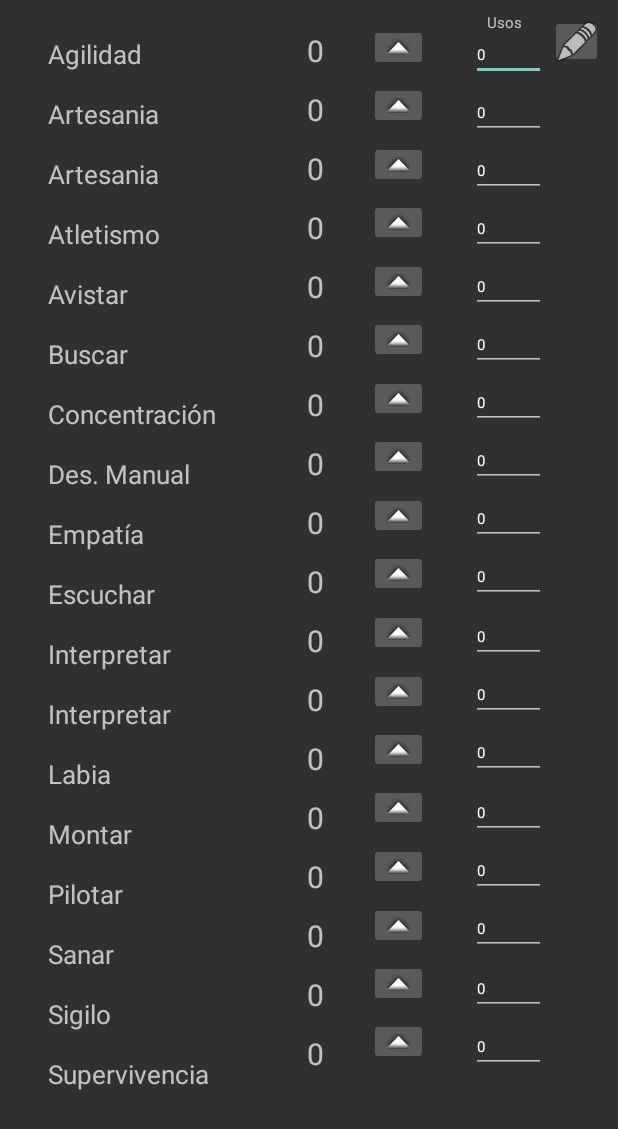
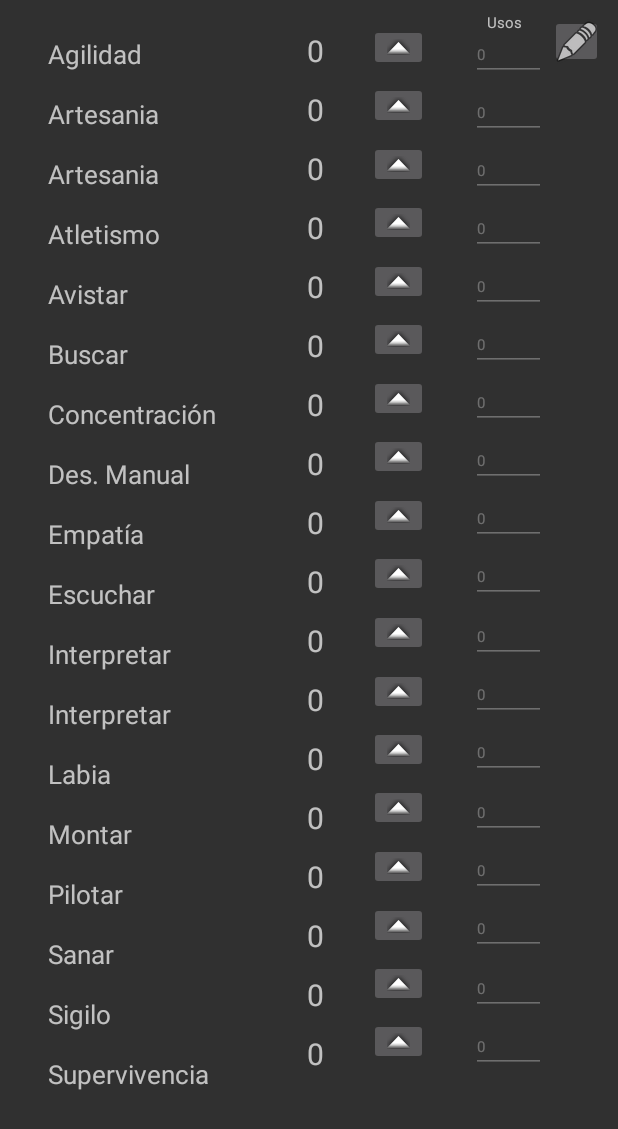
Before and after one commit to GCorbella/diario_de_aventura, an Android app: the Habilidades screen opened directly, with no data from a screen before it, on a phone screen of 412 x 824 dp. Shown: the top 1129 px of the screen. Run offline under Robolectric (Android 15) with nearby library versions, the phone set to English and light mode, and no system bars.

Commit message:
Creada pantalla de configuracion de personaje. Funcionalidad para editar los usos de Habilidades activa.

```diff
--- a/app/src/main/AndroidManifest.xml
+++ b/app/src/main/AndroidManifest.xml
@@ -14,6 +14,9 @@
         android:theme="@style/Theme.Diario_aventura"
         tools:targetApi="31">
         <activity
+            android:name=".ConfiguracionPJ"
+            android:exported="false" />
+        <activity
             android:name=".Inventario"
             android:exported="false" />
         <activity
@@ -26,7 +29,7 @@
             android:name=".ResumenFicha"
             android:exported="false" />
         <activity
-            android:name=".configuracion"
+            android:name=".Configuracion"
             android:exported="false" />
         <activity
             android:name=".MainActivity"
--- a/app/src/main/java/com/example/diario_aventura/configuracion.kt
+++ b/app/src/main/java/com/example/diario_aventura/Configuracion.kt
@@ -3,7 +3,7 @@ package com.example.diario_aventura
 import androidx.appcompat.app.AppCompatActivity
 import android.os.Bundle
 
-class configuracion : AppCompatActivity() {
+class Configuracion : AppCompatActivity() {
     override fun onCreate(savedInstanceState: Bundle?) {
         super.onCreate(savedInstanceState)
         setContentView(R.layout.pnt_configuracion)
--- a/app/src/main/java/com/example/diario_aventura/Habilidades.kt
+++ b/app/src/main/java/com/example/diario_aventura/Habilidades.kt
@@ -2,11 +2,46 @@ package com.example.diario_aventura
 
 import androidx.appcompat.app.AppCompatActivity
 import android.os.Bundle
-import com.example.diario_aventura.R
+import android.widget.EditText
+import android.widget.ImageButton
 
-class Habilidades : AppCompatActivity() {
+class Habilidades() : AppCompatActivity() {
     override fun onCreate(savedInstanceState: Bundle?) {
         super.onCreate(savedInstanceState)
         setContentView(R.layout.pnt_habilidades)
+
+        var editTextArray = arrayOf(
+            findViewById<EditText>(R.id.etxt_u_agilidad),
+            findViewById<EditText>(R.id.etxt_u_artesania1),
+            findViewById<EditText>(R.id.etxt_u_artesania2),
+            findViewById<EditText>(R.id.etxt_u_atletismo),
+            findViewById<EditText>(R.id.etxt_u_avistar),
+            findViewById<EditText>(R.id.etxt_u_buscar),
+            findViewById<EditText>(R.id.etxt_u_concentracion),
+            findViewById<EditText>(R.id.etxt_u_des_manual),
+            findViewById<EditText>(R.id.etxt_u_empatia),
+            findViewById<EditText>(R.id.etxt_u_escuchar),
+            findViewById<EditText>(R.id.etxt_u_interpretar1),
+            findViewById<EditText>(R.id.etxt_u_interpretar2),
+            findViewById<EditText>(R.id.etxt_u_labia),
+            findViewById<EditText>(R.id.etxt_u_montar),
+            findViewById<EditText>(R.id.etxt_u_pilotar),
+            findViewById<EditText>(R.id.etxt_u_sanar),
+            findViewById<EditText>(R.id.etxt_u_sigilo),
+            findViewById<EditText>(R.id.etxt_u_supervivencia)
+        )
+
+        val btnEditarUsos = findViewById<ImageButton>(R.id.btn_editarusos_h)
+
+        btnEditarUsos.setOnClickListener {
+            // Cambia el estado de edición del EditText
+            for (eTxt in editTextArray) {
+                eTxt.isEnabled = !eTxt.isEnabled
+
+                if (eTxt.isEnabled) {
+                    //Guardar en base de datos
+                }
+            }
+        }
     }
 }
--- a/app/src/main/java/com/example/diario_aventura/MainActivity.kt
+++ b/app/src/main/java/com/example/diario_aventura/MainActivity.kt
@@ -13,7 +13,7 @@ class MainActivity : AppCompatActivity() {
 
         val btnConfiguracion = findViewById<ImageButton>(R.id.btn_conf)
         btnConfiguracion.setOnClickListener {
-            val intent = Intent(this, configuracion::class.java)
+            val intent = Intent(this, Configuracion::class.java)
             startActivity(intent)
         }
 
--- a/app/src/main/res/layout/pnt_configuracion.xml
+++ b/app/src/main/res/layout/pnt_configuracion.xml
@@ -4,7 +4,7 @@
     xmlns:tools="http://schemas.android.com/tools"
     android:layout_width="match_parent"
     android:layout_height="match_parent"
-    tools:context=".configuracion">
+    tools:context=".Configuracion">
 
     <Button
         android:id="@+id/btn_nv_pj"
--- a/app/src/main/res/layout/pnt_habilidades.xml
+++ b/app/src/main/res/layout/pnt_habilidades.xml
@@ -600,9 +600,10 @@
         android:layout_marginTop="19dp"
         android:layout_marginEnd="48dp"
         android:ems="10"
-        android:inputType="textPersonName"
+        android:inputType="number"
         android:text="0"
         android:textSize="10sp"
+        android:enabled="false"
         app:layout_constraintEnd_toEndOf="parent"
         app:layout_constraintTop_toTopOf="parent" />
 
@@ -613,9 +614,10 @@
         android:layout_marginTop="4dp"
         android:layout_marginEnd="48dp"
         android:ems="10"
-        android:inputType="textPersonName"
+        android:inputType="number"
         android:text="0"
         android:textSize="10sp"
+        android:enabled="false"
         app:layout_constraintEnd_toEndOf="parent"
         app:layout_constraintTop_toBottomOf="@+id/etxt_u_agilidad" />
 
@@ -626,9 +628,10 @@
         android:layout_marginTop="4dp"
         android:layout_marginEnd="48dp"
         android:ems="10"
-        android:inputType="textPersonName"
+        android:inputType="number"
         android:text="0"
         android:textSize="10sp"
+        android:enabled="false"
         app:layout_constraintEnd_toEndOf="parent"
         app:layout_constraintTop_toBottomOf="@+id/etxt_u_artesania1" />
 
@@ -639,9 +642,10 @@
         android:layout_marginTop="4dp"
         android:layout_marginEnd="48dp"
         android:ems="10"
-        android:inputType="textPersonName"
+        android:inputType="number"
         android:text="0"
         android:textSize="10sp"
+        android:enabled="false"
         app:layout_constraintEnd_toEndOf="parent"
         app:layout_constraintTop_toBottomOf="@+id/etxt_u_artesania2" />
 
@@ -652,9 +656,10 @@
         android:layout_marginTop="4dp"
         android:layout_marginEnd="48dp"
         android:ems="10"
-        android:inputType="textPersonName"
+        android:inputType="number"
         android:text="0"
         android:textSize="10sp"
+        android:enabled="false"
         app:layout_constraintEnd_toEndOf="parent"
         app:layout_constraintTop_toBottomOf="@+id/etxt_u_atletismo" />
 
@@ -665,9 +670,10 @@
         android:layout_marginTop="4dp"
         android:layout_marginEnd="48dp"
         android:ems="10"
-        android:inputType="textPersonName"
+        android:inputType="number"
         android:text="0"
         android:textSize="10sp"
+        android:enabled="false"
         app:layout_constraintEnd_toEndOf="parent"
         app:layout_constraintTop_toBottomOf="@+id/etxt_u_avistar" />
 
@@ -678,9 +684,10 @@
         android:layout_marginTop="4dp"
         android:layout_marginEnd="48dp"
         android:ems="10"
-        android:inputType="textPersonName"
+        android:inputType="number"
         android:text="0"
         android:textSize="10sp"
+        android:enabled="false"
         app:layout_constraintEnd_toEndOf="parent"
         app:layout_constraintTop_toBottomOf="@+id/etxt_u_buscar" />
 
@@ -691,9 +698,10 @@
         android:layout_marginTop="4dp"
         android:layout_marginEnd="48dp"
         android:ems="10"
-        android:inputType="textPersonName"
+        android:inputType="number"
         android:text="0"
         android:textSize="10sp"
+        android:enabled="false"
         app:layout_constraintEnd_toEndOf="parent"
         app:layout_constraintTop_toBottomOf="@+id/etxt_u_concentracion" />
 
@@ -704,9 +712,10 @@
         android:layout_marginTop="4dp"
         android:layout_marginEnd="48dp"
         android:ems="10"
-        android:inputType="textPersonName"
+        android:inputType="number"
         android:text="0"
         android:textSize="10sp"
+        android:enabled="false"
         app:layout_constraintEnd_toEndOf="parent"
         app:layout_constraintTop_toBottomOf="@+id/etxt_u_des_manual" />
 
@@ -717,9 +726,10 @@
         android:layout_marginTop="4dp"
         android:layout_marginEnd="48dp"
         android:ems="10"
-        android:inputType="textPersonName"
+        android:inputType="number"
         android:text="0"
         android:textSize="10sp"
+        android:enabled="false"
         app:layout_constraintEnd_toEndOf="parent"
         app:layout_constraintTop_toBottomOf="@+id/etxt_u_empatia" />
 
@@ -730,9 +740,10 @@
         android:layout_marginTop="5dp"
         android:layout_marginEnd="48dp"
         android:ems="10"
-        android:inputType="textPersonName"
+        android:inputType="number"
         android:text="0"
         android:textSize="10sp"
+        android:enabled="false"
         app:layout_constraintEnd_toEndOf="parent"
         app:layout_constraintTop_toBottomOf="@+id/etxt_u_escuchar" />
 
@@ -743,9 +754,10 @@
         android:layout_marginTop="4dp"
         android:layout_marginEnd="48dp"
         android:ems="10"
-        android:inputType="textPersonName"
+        android:inputType="number"
         android:text="0"
         android:textSize="10sp"
+        android:enabled="false"
         app:layout_constraintEnd_toEndOf="parent"
         app:layout_constraintTop_toBottomOf="@+id/etxt_u_interpretar1" />
 
@@ -756,9 +768,10 @@
         android:layout_marginTop="4dp"
         android:layout_marginEnd="48dp"
         android:ems="10"
-        android:inputType="textPersonName"
+        android:inputType="number"
         android:text="0"
         android:textSize="10sp"
+        android:enabled="false"
         app:layout_constraintEnd_toEndOf="parent"
         app:layout_constraintTop_toBottomOf="@+id/etxt_u_interpretar2" />
 
@@ -769,9 +782,10 @@
         android:layout_marginTop="5dp"
         android:layout_marginEnd="48dp"
         android:ems="10"
-        android:inputType="textPersonName"
+        android:inputType="number"
         android:text="0"
         android:textSize="10sp"
+        android:enabled="false"
         app:layout_constraintEnd_toEndOf="parent"
         app:layout_constraintTop_toBottomOf="@+id/etxt_u_labia" />
 
@@ -782,9 +796,10 @@
         android:layout_marginTop="4dp"
         android:layout_marginEnd="48dp"
         android:ems="10"
-        android:inputType="textPersonName"
+        android:inputType="number"
         android:text="0"
         android:textSize="10sp"
+        android:enabled="false"
         app:layout_constraintEnd_toEndOf="parent"
         app:layout_constraintTop_toBottomOf="@+id/etxt_u_montar" />
 
@@ -795,9 +810,10 @@
         android:layout_marginTop="4dp"
         android:layout_marginEnd="48dp"
         android:ems="10"
-        android:inputType="textPersonName"
+        android:inputType="number"
         android:text="0"
         android:textSize="10sp"
+        android:enabled="false"
         app:layout_constraintEnd_toEndOf="parent"
         app:layout_constraintTop_toBottomOf="@+id/etxt_u_pilotar" />
 
@@ -808,9 +824,10 @@
         android:layout_marginTop="5dp"
         android:layout_marginEnd="48dp"
         android:ems="10"
-        android:inputType="textPersonName"
+        android:inputType="number"
         android:text="0"
         android:textSize="10sp"
+        android:enabled="false"
         app:layout_constraintEnd_toEndOf="parent"
         app:layout_constraintTop_toBottomOf="@+id/etxt_u_sanar" />
 
@@ -821,14 +838,15 @@
         android:layout_marginTop="4dp"
         android:layout_marginEnd="48dp"
         android:ems="10"
-        android:inputType="textPersonName"
+        android:inputType="number"
         android:text="0"
         android:textSize="10sp"
+        android:enabled="false"
         app:layout_constraintEnd_toEndOf="parent"
         app:layout_constraintTop_toBottomOf="@+id/etxt_u_sigilo" />
 
     <ImageButton
-        android:id="@+id/imageButton"
+        android:id="@+id/btn_editarusos_h"
         android:layout_width="35dp"
         android:layout_height="35dp"
         android:layout_marginTop="10dp"
--- a/app/src/main/res/layout/pnt_resumen_ficha.xml
+++ b/app/src/main/res/layout/pnt_resumen_ficha.xml
@@ -514,7 +514,7 @@
         app:srcCompat="@android:drawable/arrow_up_float" />
 
     <ImageButton
-        android:id="@+id/imageButton3"
+        android:id="@+id/btn_confpj"
         android:layout_width="wrap_content"
         android:layout_height="wrap_content"
         android:layout_marginTop="320dp"
```
Also changed, not shown: app/src/main/java/com/example/diario_aventura/ConfiguracionPJ.kt (added, +11 -0 lines), app/src/main/java/com/example/diario_aventura/ResumenFicha.kt (+7 -0 lines), app/src/main/res/layout/pnt_configuracion_pj.xml (added, +217 -0 lines).
